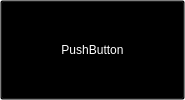
Qt form gamecard.ui (nothanley/ModManager) before a commit.
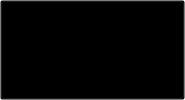
The same form after that commit.

The edit to the form file:
```diff
--- a/gamecard.ui
+++ b/gamecard.ui
@@ -60,14 +60,32 @@
        <verstretch>0</verstretch>
       </sizepolicy>
      </property>
+     <property name="font">
+      <font>
+       <family>Segoe UI Variable Small</family>
+       <pointsize>8</pointsize>
+       <weight>75</weight>
+       <italic>false</italic>
+       <bold>true</bold>
+       <underline>false</underline>
+       <strikeout>false</strikeout>
+      </font>
+     </property>
+     <property name="layoutDirection">
+      <enum>Qt::LeftToRight</enum>
+     </property>
      <property name="styleSheet">
       <string notr="true">QPushButton{
 	color: white;
+	padding-top: 60px;
 	background-color: rgba(0, 0, 0, 0);
 }</string>
      </property>
      <property name="text">
-      <string>PushButton</string>
+      <string/>
+     </property>
+     <property name="flat">
+      <bool>false</bool>
      </property>
     </widget>
    </item>
```
